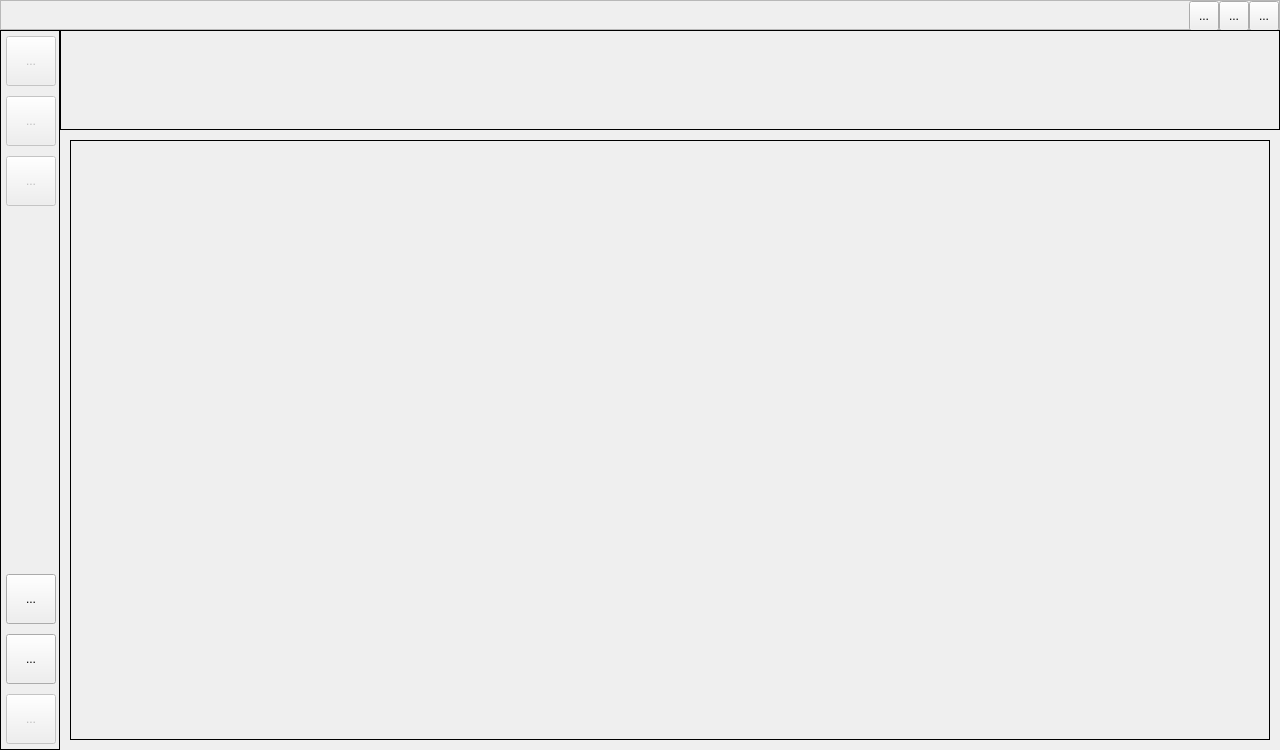
Qt form client.ui (4malgama/achat-client) before a commit.
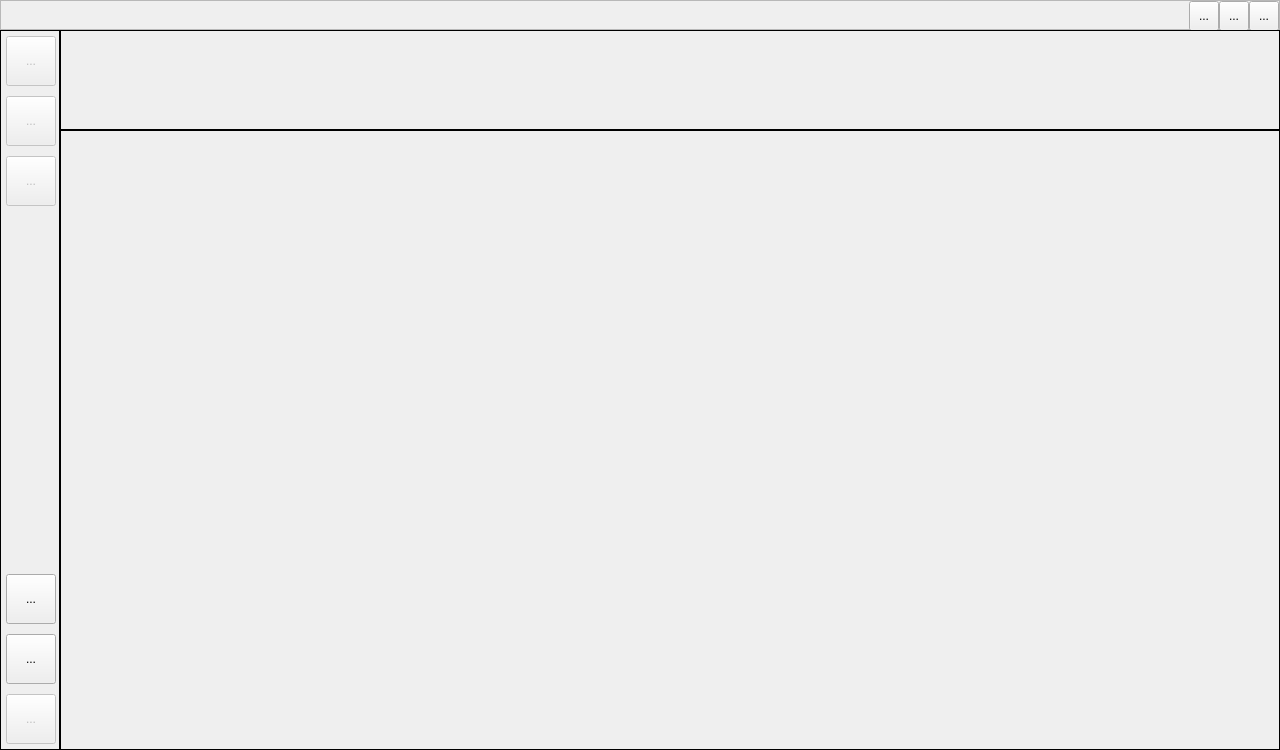
The same form after that commit. Icons and pictures are not drawn.

Patch:
```diff
--- a/client.ui
+++ b/client.ui
@@ -521,19 +521,19 @@
       <item>
        <layout class="QVBoxLayout" name="verticalLayout_2">
         <property name="spacing">
-         <number>10</number>
+         <number>0</number>
         </property>
         <property name="leftMargin">
-         <number>10</number>
+         <number>0</number>
         </property>
         <property name="topMargin">
-         <number>10</number>
+         <number>0</number>
         </property>
         <property name="rightMargin">
-         <number>10</number>
+         <number>0</number>
         </property>
         <property name="bottomMargin">
-         <number>10</number>
+         <number>0</number>
         </property>
         <item>
          <widget class="QFrame" name="frame">
@@ -560,16 +560,16 @@
             <number>10</number>
            </property>
            <property name="leftMargin">
-            <number>10</number>
+            <number>0</number>
            </property>
            <property name="topMargin">
-            <number>10</number>
+            <number>0</number>
            </property>
            <property name="rightMargin">
-            <number>10</number>
+            <number>0</number>
            </property>
            <property name="bottomMargin">
-            <number>10</number>
+            <number>0</number>
            </property>
           </layout>
          </widget>
```
